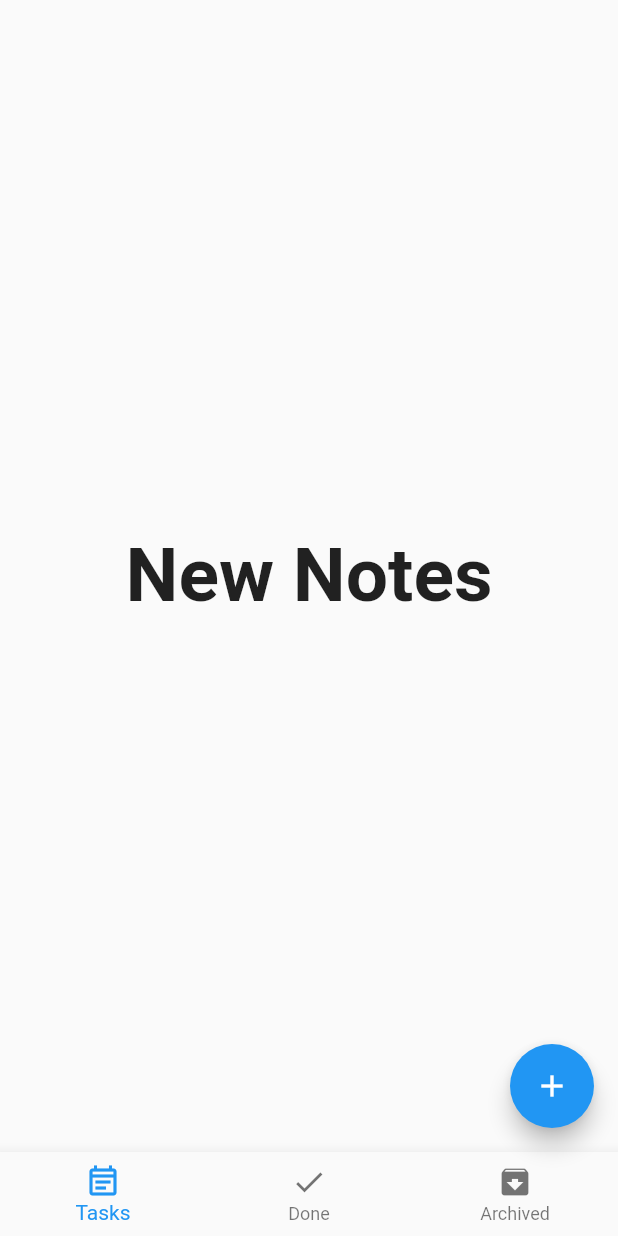
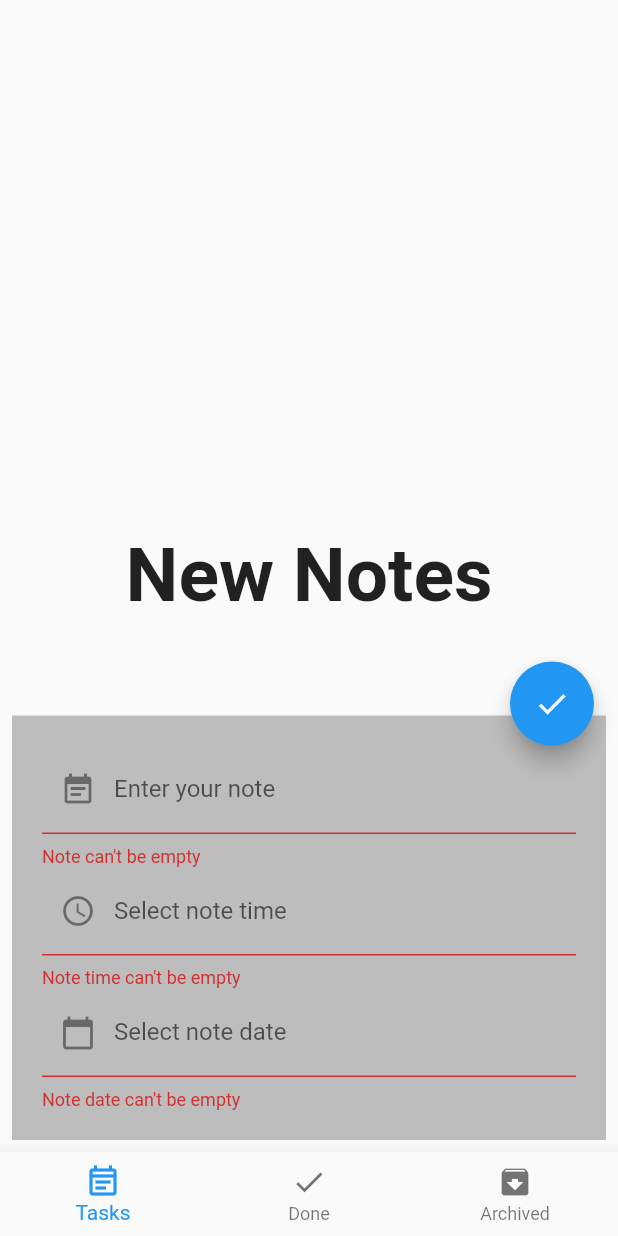
Before and after one commit to ganainy/todo_flutter, a Flutter app: the screen it shows after launch, after a tap on the "add" icon, after a tap on the "done" icon, on a phone screen of 412 x 824 dp. Run offline on Flutter 3.47's test engine with Material 2 defaults, Android fonts, the phone set to English and light mode, and no system bars; our stand-ins replace bloc, flutter_bloc, sqflite; accounts and stored records are empty.

Commit message:
added form validation

```diff
--- a/lib/screens_carrier/bottom_nav_carrier.dart
+++ b/lib/screens_carrier/bottom_nav_carrier.dart
@@ -74,6 +74,9 @@ class BottomNavCarrier extends StatelessWidget {
     lastDate = currentDate.add(Duration(days: 365 * 3));
     var noteCubit = NoteCubit.get(context);
 
+//forkey for validation
+    final _formKey = GlobalKey<FormState>();
+
     //on click of bottomsheet items
     _onItemTapped = (index) {
       _selectedIndex = index;
@@ -91,7 +94,7 @@ class BottomNavCarrier extends StatelessWidget {
               return FloatingActionButton(
                   child: noteCubit.fabIcon,
                   onPressed: () {
-                    onFabClick(context, noteCubit);
+                    onFabClick(context, noteCubit, _formKey);
                   });
             },
           ),
@@ -119,18 +122,23 @@ class BottomNavCarrier extends StatelessWidget {
     );
   }
 
-  void onFabClick(BuildContext context, NoteCubit noteCubit) {
+  void onFabClick(
+      BuildContext context, NoteCubit noteCubit, GlobalKey<FormState> formKey) {
     if (noteCubit.isBottomSheetShown) {
       //user clicked to save the note
       noteCubit.setNote(noteCubit.noteController.value.text);
 
+//only add note to db if the validation was successful
+      if (formKey.currentState!.validate()) {
+        print('validated success');
         addNote(noteCubit);
         Navigator.pop(context);
         noteCubit.isBottomSheetShown = false;
+      }
     } else {
       scaffoldKey.currentState!
           .showBottomSheet((context) {
-            return AddNoteSheet(context, noteCubit);
+            return AddNoteSheet(context, noteCubit, formKey);
           })
           .closed
           .then((value) {
@@ -144,23 +152,42 @@ class BottomNavCarrier extends StatelessWidget {
     noteCubit.isBottomSheetShown = true;
   }
 
-  Widget AddNoteSheet(BuildContext context, NoteCubit noteCubit) {
+  Widget AddNoteSheet(
+      BuildContext context, NoteCubit noteCubit, GlobalKey<FormState> formKey) {
     return Container(
       padding: EdgeInsets.all(20),
       margin: EdgeInsets.all(8),
       color: Colors.grey[400],
       width: double.infinity,
+      child: Form(
+        key: formKey,
         child: Column(
           mainAxisSize: MainAxisSize.min,
           children: [
             DefaultFormField('Enter your note', noteCubit.noteController,
-              prefixIcon: const Icon(Icons.event_note)),
+                validator: (value) {
+              if (value.isNotEmpty) {
+                //success
+                return null;
+              } else {
+                return 'Note can\'t be empty';
+              }
+            }, prefixIcon: const Icon(Icons.event_note)),
             Container(
-            margin: EdgeInsets.all(12),
-            child: DefaultFormField(
-                'Select note time', noteCubit.timeController,
+              // margin: EdgeInsets.all(12),
+              child:
+                  DefaultFormField('Select note time', noteCubit.timeController,
                       prefixIcon: Icon(Icons.access_time_outlined),
-                isReadOnly: true, onFieldTap: () async {
+                      validator: (value) {
+                        if (value.isNotEmpty) {
+                          //success
+                          return null;
+                        } else {
+                          return 'Note time can\'t be empty';
+                        }
+                      },
+                      isReadOnly: true,
+                      onFieldTap: () async {
                         //on tap on the field should show time picker
                         await showTimePicker(
                           context: context,
@@ -172,11 +199,20 @@ class BottomNavCarrier extends StatelessWidget {
                       }),
             ),
             Container(
-            margin: EdgeInsets.all(12),
-            child: DefaultFormField(
-                'Select note date', noteCubit.dateController,
+              //margin: EdgeInsets.all(12),
+              child:
+                  DefaultFormField('Select note date', noteCubit.dateController,
+                      validator: (value) {
+                        if (value.isNotEmpty) {
+                          //success
+                          return null;
+                        } else {
+                          return 'Note date can\'t be empty';
+                        }
+                      },
                       prefixIcon: const Icon(Icons.calendar_today),
-                isReadOnly: true, onFieldTap: () async {
+                      isReadOnly: true,
+                      onFieldTap: () async {
                         //on tap on the field should show time picker
                         await showDatePicker(
                           context: context,
@@ -191,6 +227,7 @@ class BottomNavCarrier extends StatelessWidget {
             ),
           ],
         ),
+      ),
     );
   }
 }
--- a/lib/shared/reusable_components.dart
+++ b/lib/shared/reusable_components.dart
@@ -9,6 +9,7 @@ DefaultFormField(
   TextInputType? keyboardType,
   GestureTapCallback? onFieldTap,
   bool? isReadOnly,
+  FormFieldValidator? validator,
 }) {
   return TextFormField(
     onTap: onFieldTap,
@@ -16,6 +17,7 @@ DefaultFormField(
     controller: controller,
     obscureText: obscureText,
     readOnly: isReadOnly ?? false,
+    validator: validator,
     decoration: InputDecoration(
       prefixIcon: prefixIcon,
       suffixIcon: suffixIcon,
```
Lines whose indentation alone changed are shown as unchanged.
